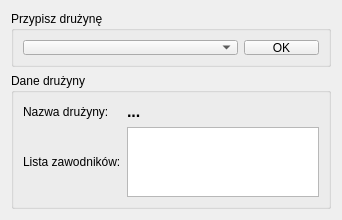
Old version of the form qtdesignerfiles/okno_druzyny.ui in the repository Unknown22/Tournament-Manager.
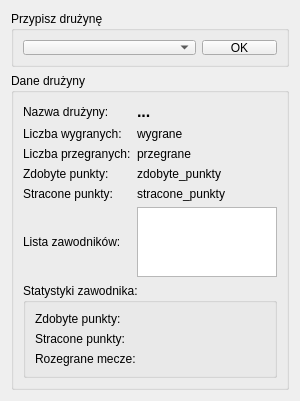
New version of the form.

Diff of the .ui file:
```diff
--- a/qtdesignerfiles/okno_druzyny.ui
+++ b/qtdesignerfiles/okno_druzyny.ui
@@ -6,8 +6,8 @@
    <rect>
     <x>0</x>
     <y>0</y>
-    <width>342</width>
-    <height>211</height>
+    <width>300</width>
+    <height>377</height>
    </rect>
   </property>
   <property name="windowTitle">
@@ -50,7 +50,7 @@
      <property name="title">
       <string>Dane drużyny</string>
      </property>
-     <layout class="QGridLayout" name="gridLayout">
+     <layout class="QGridLayout" name="gridLayout_4">
       <item row="0" column="0">
        <widget class="QLabel" name="label">
         <property name="text">
@@ -72,16 +72,123 @@
         </property>
        </widget>
       </item>
-      <item row="2" column="1">
-       <widget class="QListWidget" name="listWidget"/>
+      <item row="1" column="0">
+       <widget class="QLabel" name="label_4">
+        <property name="text">
+         <string>Liczba wygranych:</string>
+        </property>
+       </widget>
+      </item>
+      <item row="1" column="1">
+       <widget class="QLabel" name="label_liczba_wygranych">
+        <property name="text">
+         <string>wygrane</string>
+        </property>
+       </widget>
       </item>
       <item row="2" column="0">
+       <widget class="QLabel" name="label_5">
+        <property name="text">
+         <string>Liczba przegranych:</string>
+        </property>
+       </widget>
+      </item>
+      <item row="2" column="1">
+       <widget class="QLabel" name="label_liczba_przegranych">
+        <property name="text">
+         <string>przegrane</string>
+        </property>
+       </widget>
+      </item>
+      <item row="3" column="0">
+       <widget class="QLabel" name="label_6">
+        <property name="text">
+         <string>Zdobyte punkty:</string>
+        </property>
+       </widget>
+      </item>
+      <item row="3" column="1">
+       <widget class="QLabel" name="label_zdobyte_punkty">
+        <property name="text">
+         <string>zdobyte_punkty</string>
+        </property>
+       </widget>
+      </item>
+      <item row="4" column="0">
+       <widget class="QLabel" name="label_7">
+        <property name="text">
+         <string>Stracone punkty:</string>
+        </property>
+       </widget>
+      </item>
+      <item row="4" column="1">
+       <widget class="QLabel" name="label_stracone_punkty">
+        <property name="text">
+         <string>stracone_punkty</string>
+        </property>
+       </widget>
+      </item>
+      <item row="5" column="0">
        <widget class="QLabel" name="label_3">
         <property name="text">
          <string>Lista zawodników:</string>
         </property>
        </widget>
       </item>
+      <item row="5" column="1">
+       <widget class="QListWidget" name="listWidget"/>
+      </item>
+      <item row="6" column="0" colspan="2">
+       <widget class="QGroupBox" name="groupBox_3">
+        <property name="title">
+         <string>Statystyki zawodnika:</string>
+        </property>
+        <layout class="QGridLayout" name="gridLayout">
+         <item row="0" column="0">
+          <widget class="QLabel" name="label_8">
+           <property name="text">
+            <string>Zdobyte punkty:</string>
+           </property>
+          </widget>
+         </item>
+         <item row="1" column="0">
+          <widget class="QLabel" name="label_9">
+           <property name="text">
+            <string>Stracone punkty:</string>
+           </property>
+          </widget>
+         </item>
+         <item row="2" column="0">
+          <widget class="QLabel" name="label_10">
+           <property name="text">
+            <string>Rozegrane mecze:</string>
+           </property>
+          </widget>
+         </item>
+         <item row="1" column="1">
+          <widget class="QLabel" name="label_stracone_punkty_zawodnik">
+           <property name="text">
+            <string/>
+           </property>
+          </widget>
+         </item>
+         <item row="2" column="1">
+          <widget class="QLabel" name="label_rozegrane_mecze">
+           <property name="text">
+            <string/>
+           </property>
+          </widget>
+         </item>
+         <item row="0" column="1">
+          <widget class="QLabel" name="label_zdobyte_punkty_zawodnik">
+           <property name="text">
+            <string/>
+           </property>
+          </widget>
+         </item>
+        </layout>
+       </widget>
+      </item>
      </layout>
      <zorder>listWidget</zorder>
      <zorder>listWidget</zorder>
```
Left out of the diff: 10 changed lines with no effect on the pictures.
